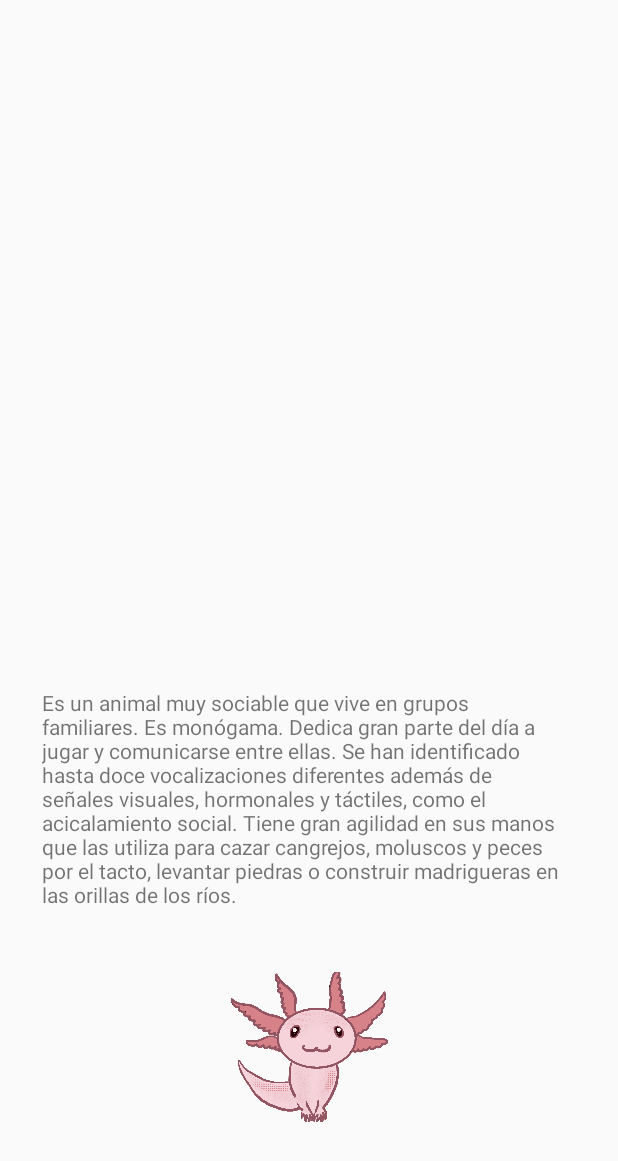
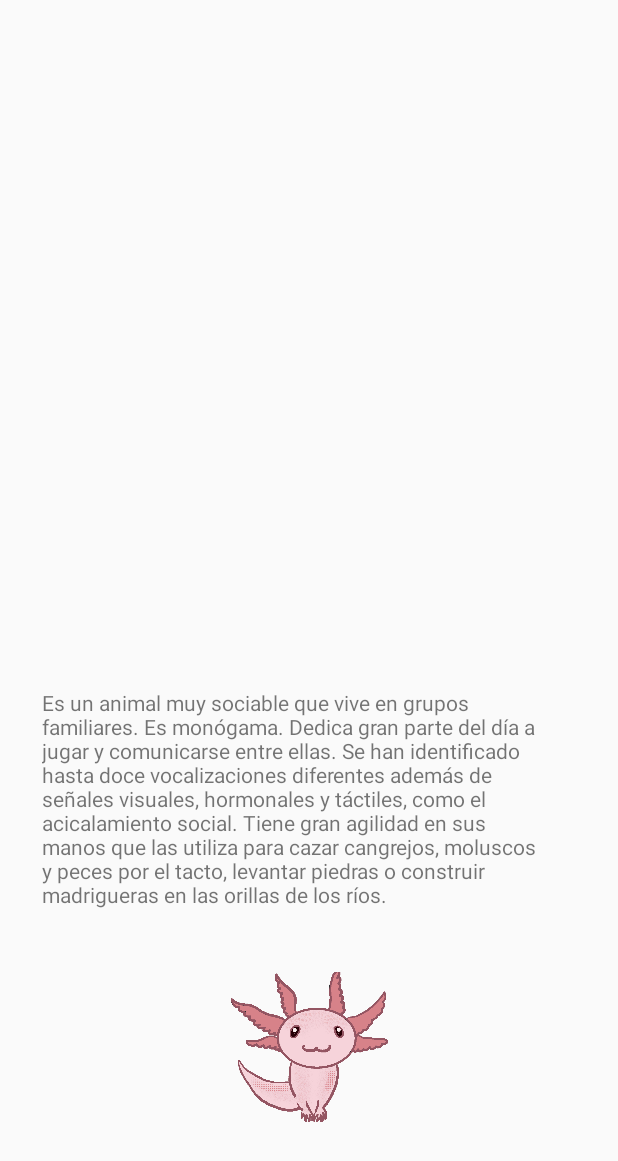
Before and after one commit to lordisma/NPI_Practica1, an Android app: the layout activity_animal_details.xml on its own in the app's theme, with its tools: preview values and no code run, on a phone screen of 412 x 824 dp. Shown: the top 1161 px of the screen. Run offline under Robolectric (Android 15) with nearby library versions, the phone set to English and light mode, and no system bars.

Commit message:
Null change

```diff
--- a/app/src/main/res/layout/activity_animal_details.xml
+++ b/app/src/main/res/layout/activity_animal_details.xml
@@ -39,11 +39,11 @@
 
             <TextView
                 android:id="@+id/info"
-                android:layout_width="346dp"
+                android:layout_width="330dp"
                 android:layout_height="189dp"
+                android:layout_marginEnd="20dp"
                 android:layout_marginStart="20dp"
                 android:layout_marginTop="8dp"
-                android:layout_marginEnd="20dp"
                 android:text="Es un animal muy sociable que vive en grupos familiares. Es monógama. Dedica gran parte del día a jugar y comunicarse entre ellas. Se han identificado hasta doce vocalizaciones diferentes además de señales visuales, hormonales y táctiles, como el acicalamiento social. Tiene gran agilidad en sus manos que las utiliza para cazar cangrejos, moluscos y peces por el tacto, levantar piedras o construir madrigueras en las orillas de los ríos."
                 app:layout_constraintEnd_toEndOf="parent"
                 app:layout_constraintHorizontal_bias="0.0"
```
